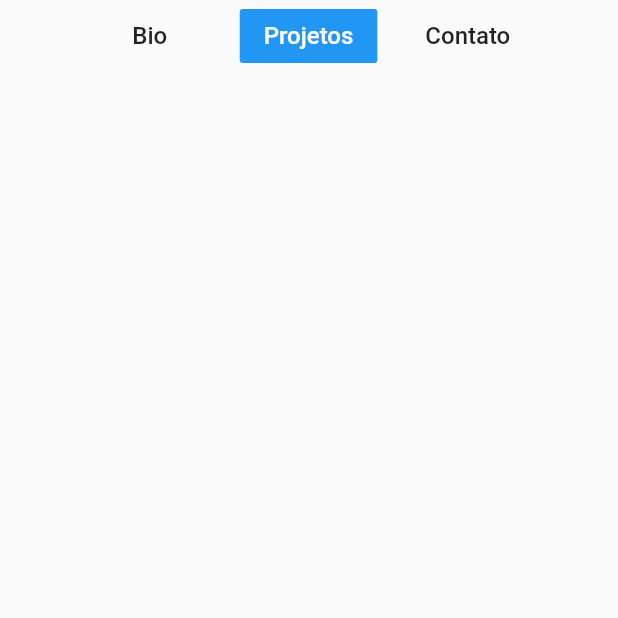
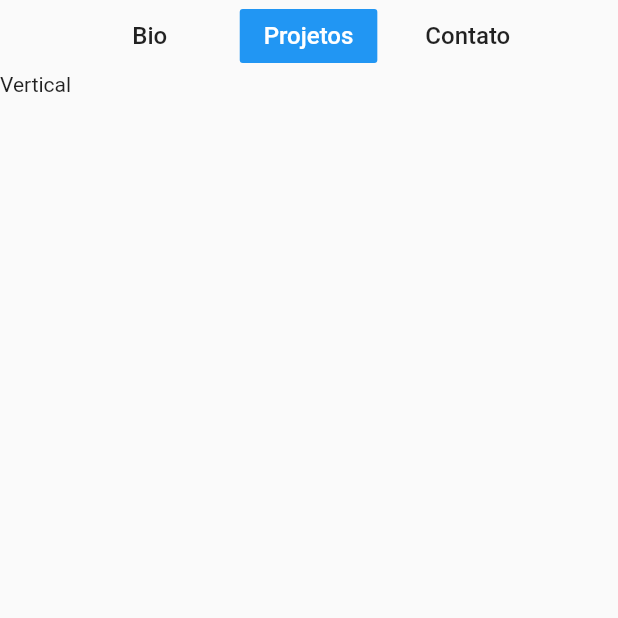
Before and after one commit to marks5/portfolio, a Flutter app: the screen it shows after launch, after a tap on "Projetos", on a phone screen of 412 x 824 dp, the top half of it. Run offline on Flutter 3.47's test engine with Material 2 defaults, Android fonts, the phone set to English and light mode, and no system bars; network calls fail.

Commit message:
Horizontal and Vertical Layouts

```diff
--- a/lib/homepage.dart
+++ b/lib/homepage.dart
@@ -9,9 +9,6 @@ class HomePage extends StatelessWidget {
 
   @override
   Widget build(BuildContext context) {
-    var size = MediaQuery.of(context).size;
-    print(size);
-
     return Scaffold(
         body: Center(
       child: ListView(
--- a/lib/main.dart
+++ b/lib/main.dart
@@ -10,7 +10,7 @@ class MyWebsitio extends StatelessWidget {
   @override
   Widget build(BuildContext context) {
     return MaterialApp(
-      title: 'Navigator',
+      title: 'Marksao PAGE',
       debugShowCheckedModeBanner: false,
       theme: ThemeData(
         primarySwatch: Colors.blue,
--- a/lib/projects.dart
+++ b/lib/projects.dart
@@ -1,5 +1,7 @@
 import 'package:flutter/material.dart';
+import 'package:website/widget/horizontal_layout.dart';
 import 'package:website/widget/menu.dart';
+import 'package:website/widget/vertical_layout.dart';
 
 class Projects extends StatelessWidget {
   static const routePath = "/projects";
@@ -8,12 +10,27 @@ class Projects extends StatelessWidget {
   Widget build(BuildContext context) {
     return Scaffold(
       body: Center(
-        child: Column(
-          children: <Widget>[
-            Hero(tag: "menu", child: Menu(path: Projects.routePath)),
-          ],
+        child: ListView(
+          children: _buildList(MediaQuery.of(context).size<Size.fromWidth(1024)),
         ),
       ),
     );
   }
+
+  List<Widget> _buildList(bool vertical) {
+    List<Widget> list = List<Widget>();
+    list.add(_hero());
+
+    if(vertical){
+      list.add(VerticalLayout());
+    }else{
+      list.add(HorizontalLayout());
+    }
+
+    return list;
+  }
+
+  Widget _hero() {
+    return Hero(tag: "menu", child: Menu(path: Projects.routePath));
+  }
 }
--- /dev/null
+++ b/lib/widget/horizontal_layout.dart
@@ -0,0 +1,10 @@
+import 'package:flutter/material.dart';
+
+class HorizontalLayout extends StatelessWidget {
+  @override
+  Widget build(BuildContext context) {
+    return Container(
+      child: Text("Horizontal"),
+    );
+  }
+}
--- /dev/null
+++ b/lib/widget/vertical_layout.dart
@@ -0,0 +1,10 @@
+import 'package:flutter/material.dart';
+
+class VerticalLayout extends StatelessWidget {
+  @override
+  Widget build(BuildContext context) {
+    return Container(
+      child: Text("Vertical"),
+    );
+  }
+}
```
